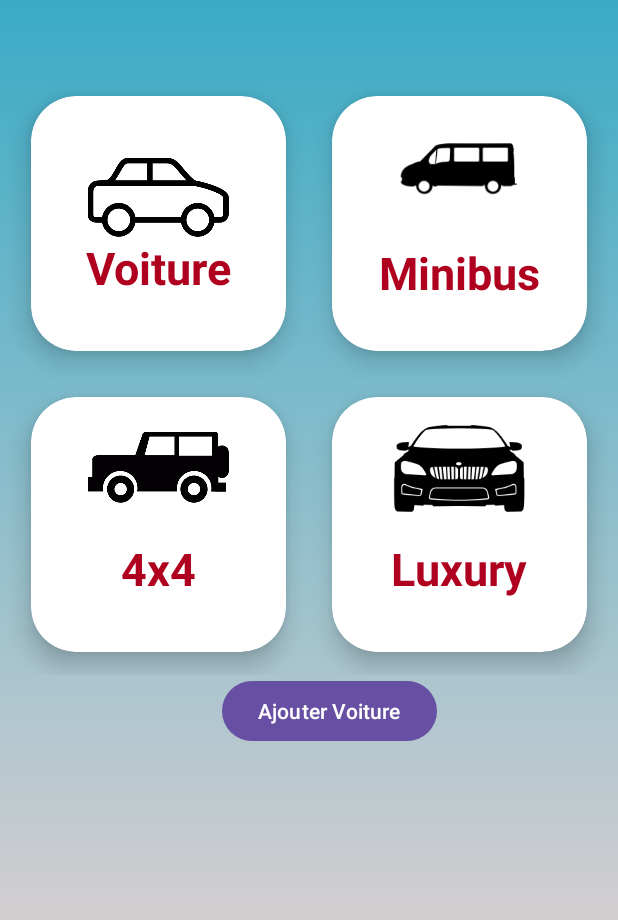
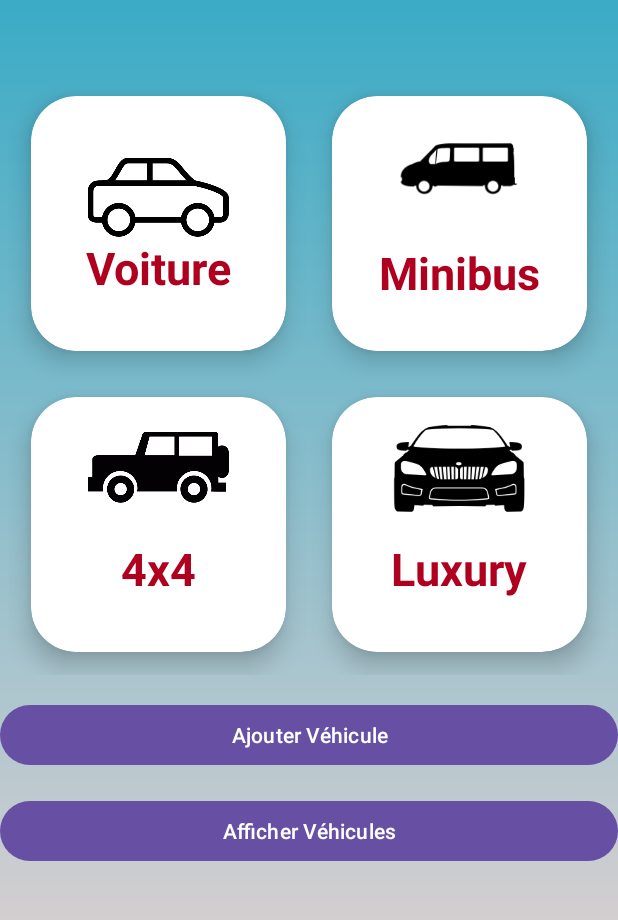
Before and after one commit to ahmedbalti/Mobi-Team, an Android app: the screen it shows after launch (Categorie), on a phone screen of 412 x 824 dp, the part 229-1149 px from its top. Run offline under Robolectric (Android 15) with nearby library versions, the light colour scheme and no system bars.

Commit message:
Adding projet mobile_final

```diff
--- a/app/src/main/AndroidManifest.xml
+++ b/app/src/main/AndroidManifest.xml
@@ -14,6 +14,9 @@
         android:supportsRtl="true"
         android:theme="@style/Theme.RentACar"
         tools:targetApi="31">
+        <activity
+            android:name=".AjouterVehiculeActivity"
+            android:exported="false" />
         <activity
             android:name=".ModifierVoitureActivity"
             android:exported="false" />
--- a/app/src/main/java/com/esprit/rentacar/Categorie.java
+++ b/app/src/main/java/com/esprit/rentacar/Categorie.java
@@ -8,6 +8,7 @@ import android.content.Intent;
 import android.os.Bundle;
 import android.view.View;
 import android.widget.Button;
+import android.widget.Toast;
 
 public class Categorie extends AppCompatActivity {
 
@@ -15,7 +16,7 @@ public class Categorie extends AppCompatActivity {
 
     int i;
     CardView voiture,minbus,catcat,lux;
-    Button AjouterVoiture;
+    Button AjouterVoiture,  afficherVehiculesButton;
     @SuppressLint("MissingInflatedId")
     @Override
     protected void onCreate(Bundle savedInstanceState) {
@@ -28,6 +29,7 @@ public class Categorie extends AppCompatActivity {
         lux=findViewById(R.id.luxury);
 
         AjouterVoiture = findViewById(R.id.home);
+
         voiture.setOnClickListener(new View.OnClickListener() {
             @Override
             public void onClick(View view) { afficher(0);
@@ -41,6 +43,24 @@ public class Categorie extends AppCompatActivity {
                 startActivity(intent);
             }
         });
+
+
+        afficherVehiculesButton = findViewById(R.id.buttonAfficherVehicules);
+
+        afficherVehiculesButton.setOnClickListener(new View.OnClickListener() {
+            @Override
+            public void onClick(View v) {
+                try {
+                    // Rediriger vers ListeVehiculesActivity
+                    startActivity(new Intent(Categorie.this, ListeVoituresActivity.class));
+                } catch (Exception e) {
+                    e.printStackTrace();
+                    Toast.makeText(Categorie.this, "Erreur lors du démarrage de l'activité", Toast.LENGTH_SHORT).show();
+                }
+            }
+        });
+
+
         minbus.setOnClickListener(new View.OnClickListener() {
             @Override
             public void onClick(View view) {
@@ -74,4 +94,5 @@ public class Categorie extends AppCompatActivity {
     }
 
 
+
 }
--- a/app/src/main/java/com/esprit/rentacar/VoitureAdapter.java
+++ b/app/src/main/java/com/esprit/rentacar/VoitureAdapter.java
@@ -48,4 +48,6 @@ public class VoitureAdapter extends RecyclerView.Adapter<VoitureAdapter.ViewHold
             textViewModele = itemView.findViewById(R.id.textViewModele);
         }
     }
+
+
 }
--- a/app/src/main/res/layout/activity_categorie.xml
+++ b/app/src/main/res/layout/activity_categorie.xml
@@ -171,12 +171,18 @@
 
     <Button
         android:id="@+id/home"
-        android:layout_width="wrap_content"
+        android:layout_width="match_parent"
         android:layout_height="wrap_content"
-        android:layout_marginStart="148dp"
-        android:layout_marginBottom="16dp"
-        android:text="Ajouter Voiture"
+        android:text="Ajouter Véhicule"
+        android:layout_marginTop="16dp"
         app:layout_constraintBottom_toBottomOf="parent"
         app:layout_constraintStart_toStartOf="parent" />
+    <Button
+        android:id="@+id/buttonAfficherVehicules"
+        android:layout_width="match_parent"
+        android:layout_height="wrap_content"
+        android:layout_below="@+id/buttonEnregistrer"
+        android:layout_marginTop="16dp"
+        android:text="Afficher Véhicules" />
 
 </LinearLayout>
```
Also changed, not shown: app/src/main/java/com/esprit/rentacar/ListeVoituresActivity.java (+62 -1 lines), app/src/main/res/layout/activity_liste_voitures.xml (+8 -0 lines).
